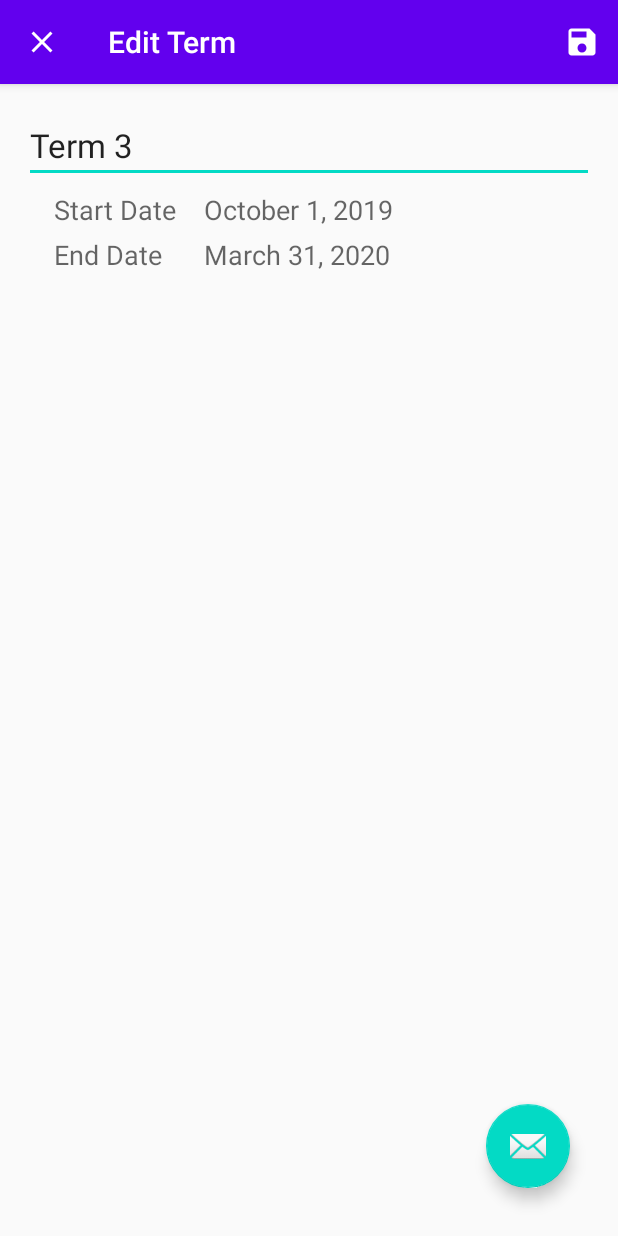
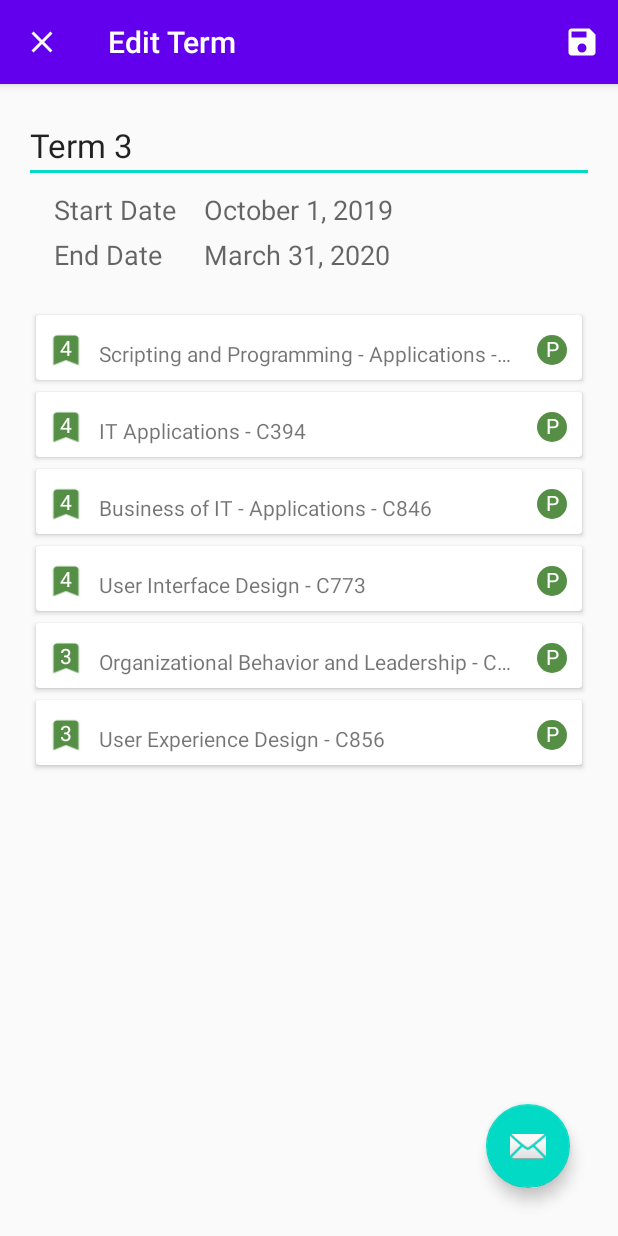
Before and after one commit to gengire/C196PA-v.02, an Android app: the TermsListActivity screen opened directly, with no data from a screen before it, after a tap on "Term 3", on a phone screen of 412 x 824 dp. Run offline under Robolectric (Android 15) with nearby library versions, the phone set to English and light mode, and no system bars; our stand-ins replace ButterKnife, Room's generated code; libraries missing offline, so code that uses them is left out: com.muddzdev.styleabletoast; 1 statement that could not run was skipped.

Commit message:
added courses to the term editor activity
implement delete and swipe as well.

```diff
--- a/app/src/main/java/edu/wgu/grimes/c196pa/MainActivity.java
+++ b/app/src/main/java/edu/wgu/grimes/c196pa/MainActivity.java
@@ -45,7 +45,6 @@ public class MainActivity extends AppCompatActivity {
     void termsClickHandler() {
         Intent intent = new Intent(MainActivity.this, TermsListActivity.class);
         startActivity(intent);
-        overridePendingTransition(R.anim.slide_in_right, R.anim.slide_out_left);
     }
 
     @OnClick(R.id.btn_add_sample_terms)
--- a/app/src/main/java/edu/wgu/grimes/c196pa/TermEditorActivity.java
+++ b/app/src/main/java/edu/wgu/grimes/c196pa/TermEditorActivity.java
@@ -1,38 +1,37 @@
 package edu.wgu.grimes.c196pa;
 
-import android.app.DatePickerDialog;
-import android.app.Dialog;
 import android.os.Bundle;
 import android.view.Gravity;
 import android.view.Menu;
 import android.view.MenuInflater;
 import android.view.MenuItem;
 import android.view.View;
-import android.widget.DatePicker;
 import android.widget.EditText;
 import android.widget.TextView;
 import android.widget.Toast;
 
 import androidx.annotation.NonNull;
-import androidx.annotation.Nullable;
 import androidx.appcompat.app.AppCompatActivity;
 import androidx.appcompat.widget.Toolbar;
 import androidx.fragment.app.DialogFragment;
 import androidx.lifecycle.ViewModelProvider;
+import androidx.recyclerview.widget.ItemTouchHelper;
+import androidx.recyclerview.widget.LinearLayoutManager;
 import androidx.recyclerview.widget.RecyclerView;
 
 import com.google.android.material.floatingactionbutton.FloatingActionButton;
 import com.google.android.material.snackbar.Snackbar;
+import com.muddzdev.styleabletoast.StyleableToast;
 
-import java.util.Calendar;
 import java.util.Date;
 
 import butterknife.BindView;
 import butterknife.ButterKnife;
 import butterknife.OnClick;
+import edu.wgu.grimes.c196pa.database.entities.CourseEntity;
 import edu.wgu.grimes.c196pa.utilities.DatePickerFragment;
-import edu.wgu.grimes.c196pa.utilities.StringUtils;
 import edu.wgu.grimes.c196pa.viewmodels.TermEditorViewModel;
+import edu.wgu.grimes.c196pa.viewmodels.adapters.CourseAdapter;
 
 import static edu.wgu.grimes.c196pa.utilities.Constants.TERM_ID_KEY;
 import static edu.wgu.grimes.c196pa.utilities.StringUtils.getFormattedDate;
@@ -58,6 +57,7 @@ public class TermEditorActivity extends AppCompatActivity {
 
     private Date startDate;
     private Date endDate;
+    private CourseAdapter mAdapter;
 
     @Override
     protected void onCreate(Bundle savedInstanceState) {
@@ -81,7 +81,23 @@ public class TermEditorActivity extends AppCompatActivity {
             }
         });
 
+        initRecyclerView();
         initViewModel();
+    }
+
+    private void initRecyclerView() {
+        mRecyclerViewCourseList.setLayoutManager(new LinearLayoutManager(this));
+        mRecyclerViewCourseList.setHasFixedSize(true);
+        mAdapter = new CourseAdapter();
+
+        mAdapter.setOnItemClickListener(course -> {
+//            Intent intent = new Intent(TermEditorActivity.this, CourseEditorActivity.class);
+//            intent.putExtra(Constants.COURSE_ID_KEY, course.getId());
+//            startActivity(intent);
+            StyleableToast.makeText(TermEditorActivity.this, course.getTitle() + " clicked", R.style.toast_message).show();
+        });
+        mRecyclerViewCourseList.setAdapter(mAdapter);
+        initSwipeDelete();
     }
 
     @Override
@@ -116,31 +132,19 @@ public class TermEditorActivity extends AppCompatActivity {
 
     private void initViewModel() {
 
-//        final Observer<List<CourseEntity>> coursesObserver = courseEntities -> {
-//            coursesData.clear();
-//            coursesData.addAll(courseEntities);
-//
-//            if (mAdapter == null) {
-//                mAdapter = new CoursesAdapter(coursesData, TermEditorActivity.this);
-//                mRecyclerViewCourseList.setAdapter(mAdapter);
-//            } else {
-//                mAdapter.notifyDataSetChanged();
-//            }
-//        };
-
         ViewModelProvider.Factory factory = new ViewModelProvider.AndroidViewModelFactory(getApplication());
         mViewModel = new ViewModelProvider(this, factory).get(TermEditorViewModel.class);
 
 //        mViewModel.mCourses.observe(this, coursesObserver);
 
         // update the view when the model is changed
-        mViewModel.mLiveTerm.observe(this, (termEntity) -> {
-            if (termEntity != null) {
+        mViewModel.mLiveTerm.observe(this, (term) -> {
+            if (term != null) {
                 if (!mEditing) {
-                    mTitle.setText(termEntity.getTitle());
+                    mTitle.setText(term.getTitle());
                 }
-                startDate = termEntity.getStartDate();
-                endDate = termEntity.getEndDate();
+                startDate = term.getStartDate();
+                endDate = term.getEndDate();
                 if (startDate != null) {
                     mStartDate.setText(getFormattedDate(startDate));
                 }
@@ -157,7 +161,25 @@ public class TermEditorActivity extends AppCompatActivity {
         } else {
             setTitle(getString(R.string.edit_term));
             int termId = extras.getInt(TERM_ID_KEY);
-            mViewModel.loadData(termId);
+            mViewModel.loadTerm(termId);
+            mViewModel.loadTermCourses(termId);
+            mViewModel.getTermCourses().observe(this, (courses) -> {
+                StyleableToast.makeText(TermEditorActivity.this, "courses updated", R.style.toast_message).show();
+                mAdapter.setCourses(courses);
+
+
+//            coursesData.clear();
+//            coursesData.addAll(courseEntities);
+//
+//            if (mAdapter == null) {
+//                mAdapter = new CoursesAdapter(coursesData, TermEditorActivity.this);
+//                mRecyclerViewCourseList.setAdapter(mAdapter);
+//            } else {
+//                mAdapter.notifyDataSetChanged();
+//            }
+
+            });
+
         }
 
     }
@@ -177,4 +199,31 @@ public class TermEditorActivity extends AppCompatActivity {
         finish();
     }
 
+    private void initSwipeDelete() {
+        new ItemTouchHelper(new ItemTouchHelper.SimpleCallback(0,
+                ItemTouchHelper.LEFT | ItemTouchHelper.RIGHT) {
+            @Override
+            public boolean onMove(@NonNull RecyclerView recyclerView, @NonNull RecyclerView.ViewHolder viewHolder, @NonNull RecyclerView.ViewHolder target) {
+                return false;
+            }
+
+            @Override
+            public void onSwiped(@NonNull RecyclerView.ViewHolder viewHolder, int direction) {
+                CourseEntity course = mAdapter.getCourseAt(viewHolder.getAdapterPosition());
+                String courseTitle = course.getTitle();
+
+                mViewModel.validateDeleteCourse(course,
+                        () -> { // success
+                            mViewModel.deleteCourse(course);
+                            String text = courseTitle + " Deleted";
+                            StyleableToast.makeText(TermEditorActivity.this, text, R.style.toast_message).show();
+                        }, () -> { // failure
+                            mAdapter.notifyItemChanged(viewHolder.getAdapterPosition());
+                            String text = courseTitle + " can't be deleted because it has courses associated with it";
+                            StyleableToast.makeText(TermEditorActivity.this, text, R.style.toast_validation_failure).show();
+                        });
+            }
+        }).attachToRecyclerView(mRecyclerViewCourseList);
+    }
+
 }
--- a/app/src/main/java/edu/wgu/grimes/c196pa/utilities/Constants.java
+++ b/app/src/main/java/edu/wgu/grimes/c196pa/utilities/Constants.java
@@ -3,6 +3,8 @@ package edu.wgu.grimes.c196pa.utilities;
 public class Constants {
     public static final String TERM_ID_KEY =
             "edu.wgu.grimes.c196pa.utilities.term_editor.term_id_key";
+    public static final String COURSE_ID_KEY =
+            "edu.wgu.grimes.c196pa.utilities.course_editor.term_id_key";
     public static final String EXTRA_ID =
             "edu.wgu.grimes.c196pa.utilities.term.editor.extra.id";
     public static final String EXTRA_TITLE =
--- a/app/src/main/java/edu/wgu/grimes/c196pa/viewmodels/TermEditorViewModel.java
+++ b/app/src/main/java/edu/wgu/grimes/c196pa/viewmodels/TermEditorViewModel.java
@@ -1,6 +1,7 @@
 package edu.wgu.grimes.c196pa.viewmodels;
 
 import android.app.Application;
+import android.os.AsyncTask;
 import android.text.TextUtils;
 
 import androidx.annotation.NonNull;
@@ -15,6 +16,8 @@ import java.util.concurrent.Executors;
 import edu.wgu.grimes.c196pa.database.AppRepository;
 import edu.wgu.grimes.c196pa.database.entities.CourseEntity;
 import edu.wgu.grimes.c196pa.database.entities.TermEntity;
+import edu.wgu.grimes.c196pa.database.entities.TermWithCourses;
+import edu.wgu.grimes.c196pa.utilities.ValidationCallback;
 
 import static edu.wgu.grimes.c196pa.utilities.StringUtils.getDate;
 
@@ -22,7 +25,7 @@ public class TermEditorViewModel extends AndroidViewModel {
 
     public MutableLiveData<TermEntity> mLiveTerm = new MutableLiveData<>();
 
-    public LiveData<List<CourseEntity>> mCourses;
+    private LiveData<List<CourseEntity>> mCourses;
 
     private AppRepository mRepository;
 
@@ -31,14 +34,17 @@ public class TermEditorViewModel extends AndroidViewModel {
     public TermEditorViewModel(@NonNull Application application) {
         super(application);
         mRepository = AppRepository.getInstance(getApplication());
-//        mCourses = mRepository.mCourses;
     }
 
-    public void loadData(int termId) {
+    public void loadTerm(int termId) {
         executor.execute(() -> {
             TermEntity term = mRepository.getTermById(termId);
             mLiveTerm.postValue(term);
         });
+    }
+
+    public void loadTermCourses(int termId) {
+        mCourses = mRepository.getCoursesByTermId(termId);
     }
 
     public void saveTerm(String title, String sDate, String eDate) {
@@ -59,4 +65,36 @@ public class TermEditorViewModel extends AndroidViewModel {
     public void deleteTerm() {
         mRepository.deleteTerm(mLiveTerm.getValue());
     }
+
+    public LiveData<List<CourseEntity>> getTermCourses() {
+        return mCourses;
+    }
+
+    public void deleteCourse(CourseEntity course) {
+        mRepository.deleteCourse(course);
+    }
+
+    public void validateDeleteCourse(CourseEntity course, ValidationCallback onSuccess, ValidationCallback onFailure) {
+        AsyncTask<Void, Void, Boolean> async = new AsyncTask<Void, Void, Boolean>() {
+            @Override
+            protected Boolean doInBackground(Void... voids) {
+//                TermWithCourses termWithCourses = mRepository.getTermWithCourses(term.getId());
+//                return !(termWithCourses != null && // we have a term with courses
+//                        termWithCourses.courses != null && // there are courses
+//                        !termWithCourses.courses.isEmpty()); // the courses are not empty
+                // TODO: implement validation for deleting courses
+                return true;
+            }
+
+            @Override
+            protected void onPostExecute(Boolean success) {
+                if (success) {
+                    onSuccess.callback();
+                } else {
+                    onFailure.callback();
+                }
+            }
+        };
+        async.execute();
+    }
 }
--- a/app/src/main/java/edu/wgu/grimes/c196pa/viewmodels/TermsListViewModel.java
+++ b/app/src/main/java/edu/wgu/grimes/c196pa/viewmodels/TermsListViewModel.java
@@ -30,7 +30,7 @@ public class TermsListViewModel extends AndroidViewModel {
         allTerms = mRepository.getAllTerms();
     }
 
-    public void delete(TermEntity term) {
+    public void deleteTerm(TermEntity term) {
         mRepository.deleteTerm(term);
     }
 
@@ -42,12 +42,11 @@ public class TermsListViewModel extends AndroidViewModel {
         return allTerms;
     }
 
-
     public void addSampleData() {
         mRepository.addSampleData();
     }
 
-    public void validateDelete(TermEntity term, ValidationCallback onSuccess, ValidationCallback onFailure) {
+    public void validateDeleteTerm(TermEntity term, ValidationCallback onSuccess, ValidationCallback onFailure) {
         AsyncTask<Void, Void, Boolean> async = new AsyncTask<Void, Void, Boolean>() {
             @Override
             protected Boolean doInBackground(Void... voids) {
--- /dev/null
+++ b/app/src/main/java/edu/wgu/grimes/c196pa/viewmodels/adapters/CourseAdapter.java
@@ -0,0 +1,85 @@
+package edu.wgu.grimes.c196pa.viewmodels.adapters;
+
+import android.view.LayoutInflater;
+import android.view.View;
+import android.view.ViewGroup;
+import android.widget.TextView;
+
+import androidx.annotation.NonNull;
+import androidx.recyclerview.widget.RecyclerView;
+
+import java.util.ArrayList;
+import java.util.List;
+
+import butterknife.BindView;
+import butterknife.ButterKnife;
+import edu.wgu.grimes.c196pa.R;
+import edu.wgu.grimes.c196pa.database.entities.CourseEntity;
+import edu.wgu.grimes.c196pa.database.entities.TermEntity;
+
+public class CourseAdapter extends RecyclerView.Adapter<CourseAdapter.ViewHolder> {
+
+    private List<CourseEntity> courses = new ArrayList<>();
+    private OnItemClickListener listener;
+
+    @NonNull
+    @Override
+    public CourseAdapter.ViewHolder onCreateViewHolder(@NonNull ViewGroup parent, int viewType) {
+        View itemView = LayoutInflater.from(parent.getContext())
+                .inflate(R.layout.course_item, parent, false);
+        return new ViewHolder(itemView);
+    }
+
+    @Override
+    public void onBindViewHolder(@NonNull CourseAdapter.ViewHolder holder, int position) {
+        CourseEntity currentCourse = courses.get(position);
+        String title = currentCourse.getTitle() + " - " + currentCourse.getCode();
+        holder.textViewTitle.setText(title);
+        holder.textViewCuAmount.setText(String.valueOf(currentCourse.getCompetencyUnits()));
+        //TODO: need to figure out how to get the assessments in here
+        //        holder.textViewAssessmentType.setText(currentcourse.get
+
+    }
+
+    @Override
+    public int getItemCount() {
+        return courses.size();
+    }
+
+    public void setCourses(List<CourseEntity> courses) {
+        this.courses = courses;
+        notifyDataSetChanged();
+    }
+
+    public CourseEntity getCourseAt(int position) {
+        return courses.get(position);
+    }
+
+    public class ViewHolder extends RecyclerView.ViewHolder {
+        private TextView textViewCuAmount;
+        private TextView textViewTitle;
+        private TextView textViewAssessmentType;
+
+        public ViewHolder(@NonNull View itemView) {
+            super(itemView);
+            textViewCuAmount = itemView.findViewById(R.id.text_view_cu_amount);
+            textViewTitle = itemView.findViewById(R.id.text_view_course_item_title);
+            textViewAssessmentType = itemView.findViewById(R.id.text_view_assessment_type);
+
+            itemView.setOnClickListener(view -> {
+                int position = getAdapterPosition();
+                if (listener != null && position != RecyclerView.NO_POSITION) {
+                    listener.onItemClick(courses.get(position));
+                }
+            });
+        }
+    }
+
+    public interface OnItemClickListener {
+        void onItemClick(CourseEntity term);
+    }
+
+    public void setOnItemClickListener(CourseAdapter.OnItemClickListener listener) {
+        this.listener = listener;
+    }
+}
--- /dev/null
+++ b/app/src/main/res/drawable/ic_assessment_complete.xml
@@ -0,0 +1,5 @@
+<vector android:height="24dp" android:tint="#558F45"
+    android:viewportHeight="24.0" android:viewportWidth="24.0"
+    android:width="24dp" xmlns:android="http://schemas.android.com/apk/res/android">
+    <path android:fillColor="#FF000000" android:pathData="M12,12m-10,0a10,10 0,1 1,20 0a10,10 0,1 1,-20 0"/>
+</vector>
--- /dev/null
+++ b/app/src/main/res/drawable/ic_assessment_not_complete.xml
@@ -0,0 +1,5 @@
+<vector android:height="24dp" android:tint="#9B9BA1"
+    android:viewportHeight="24.0" android:viewportWidth="24.0"
+    android:width="24dp" xmlns:android="http://schemas.android.com/apk/res/android">
+    <path android:fillColor="#FF000000" android:pathData="M12,2C6.47,2 2,6.47 2,12s4.47,10 10,10 10,-4.47 10,-10S17.53,2 12,2zM12,20c-4.41,0 -8,-3.59 -8,-8s3.59,-8 8,-8 8,3.59 8,8 -3.59,8 -8,8z"/>
+</vector>
--- /dev/null
+++ b/app/src/main/res/drawable/ic_course_complete.xml
@@ -0,0 +1,5 @@
+<vector android:height="24dp" android:tint="#558F45"
+    android:viewportHeight="24.0" android:viewportWidth="24.0"
+    android:width="24dp" xmlns:android="http://schemas.android.com/apk/res/android">
+    <path android:fillColor="#FF000000" android:pathData="M17,3H7c-1.1,0 -1.99,0.9 -1.99,2L5,21l7,-3 7,3V5c0,-1.1 -0.9,-2 -2,-2z"/>
+</vector>
--- /dev/null
+++ b/app/src/main/res/drawable/ic_course_not_complete.xml
@@ -0,0 +1,5 @@
+<vector android:height="24dp" android:tint="#9B9BA1"
+    android:viewportHeight="24.0" android:viewportWidth="24.0"
+    android:width="24dp" xmlns:android="http://schemas.android.com/apk/res/android">
+    <path android:fillColor="#FF000000" android:pathData="M17,3L7,3c-1.1,0 -1.99,0.9 -1.99,2L5,21l7,-3 7,3L19,5c0,-1.1 -0.9,-2 -2,-2zM17,18l-5,-2.18L7,18L7,5h10v13z"/>
+</vector>
--- a/app/src/main/res/layout/content_term_editor.xml
+++ b/app/src/main/res/layout/content_term_editor.xml
@@ -1,6 +1,7 @@
 <?xml version="1.0" encoding="utf-8"?>
 <LinearLayout xmlns:android="http://schemas.android.com/apk/res/android"
     xmlns:app="http://schemas.android.com/apk/res-auto"
+    xmlns:tools="http://schemas.android.com/tools"
     android:layout_width="match_parent"
     android:layout_height="match_parent"
     android:orientation="vertical"
@@ -68,13 +69,11 @@
             android:layout_gravity="end"
             android:hint="Select End Date" />
     </LinearLayout>
+
     <androidx.recyclerview.widget.RecyclerView
         android:id="@+id/recycler_view_course_list"
         android:layout_width="match_parent"
         android:layout_height="match_parent"
         android:layout_marginTop="20dp"
-        android:clickable="true"
-        android:focusable="true"
-        android:focusableInTouchMode="true"
-        android:scrollbars="vertical" />
+        tools:listitem="@layout/course_item" />
 </LinearLayout>
--- /dev/null
+++ b/app/src/main/res/layout/course_item.xml
@@ -0,0 +1,78 @@
+<?xml version="1.0" encoding="utf-8"?>
+<androidx.cardview.widget.CardView
+    xmlns:android="http://schemas.android.com/apk/res/android"
+    xmlns:app="http://schemas.android.com/apk/res-auto"
+    android:layout_width="match_parent"
+    android:layout_height="wrap_content"
+    android:layout_marginStart="8dp"
+    android:layout_marginTop="8dp"
+    android:layout_marginEnd="8dp">
+
+    <RelativeLayout
+        android:layout_width="match_parent"
+        android:layout_height="wrap_content"
+        android:padding="8dp">
+
+        <ImageView
+            android:id="@+id/image_view_cu_badge_background"
+            android:layout_width="wrap_content"
+            android:layout_height="wrap_content"
+            app:srcCompat="@drawable/ic_course_complete"
+            android:scaleY="1.1"
+            android:scaleX="1.2"
+            android:paddingTop="3dp"
+            android:layout_marginRight="10dp"
+            />
+
+        <TextView
+            android:id="@+id/text_view_cu_amount"
+            android:layout_width="wrap_content"
+            android:layout_height="wrap_content"
+            android:layout_alignLeft="@id/image_view_cu_badge_background"
+            android:layout_alignRight="@id/image_view_cu_badge_background"
+            android:layout_alignTop="@id/image_view_cu_badge_background"
+            android:layout_alignBottom="@id/image_view_cu_badge_background"
+            android:gravity="center"
+            android:text="4"
+            android:textColor="@color/color_badge_complete"
+            />
+
+        <TextView
+            android:id="@+id/text_view_course_item_title"
+            android:layout_width="wrap_content"
+            android:layout_height="wrap_content"
+            android:text="Scripting and Programming - Applications - C867"
+            android:layout_toRightOf="@id/image_view_cu_badge_background"
+            android:layout_toLeftOf="@id/image_view_assessment_badge_background"
+            android:layout_alignBottom="@id/text_view_cu_amount"
+            android:singleLine="true"
+            android:ellipsize="end"
+
+            />
+        <ImageView
+            android:id="@+id/image_view_assessment_badge_background"
+            android:layout_width="wrap_content"
+            android:layout_height="wrap_content"
+            app:srcCompat="@drawable/ic_assessment_complete"
+            android:layout_marginLeft="10dp"
+            android:layout_alignParentEnd="true"
+            android:paddingTop="3dp"
+            />
+
+        <TextView
+            android:id="@+id/text_view_assessment_type"
+            android:layout_width="wrap_content"
+            android:layout_height="wrap_content"
+            android:layout_alignLeft="@id/image_view_assessment_badge_background"
+            android:layout_alignRight="@id/image_view_assessment_badge_background"
+            android:layout_alignTop="@id/image_view_assessment_badge_background"
+            android:layout_alignBottom="@id/image_view_assessment_badge_background"
+            android:paddingTop="2dp"
+            android:gravity="center"
+            android:text="P"
+            android:textColor="@color/color_badge_complete"
+
+            />
+    </RelativeLayout>
+
+</androidx.cardview.widget.CardView>
--- a/app/src/main/res/values/colors.xml
+++ b/app/src/main/res/values/colors.xml
@@ -5,4 +5,5 @@
     <color name="colorAccent">#03DAC5</color>
     <color name="color_completed">#558F45</color>
     <color name="color_failed">#CC392E</color>
+    <color name="color_badge_complete">#FFF</color>
 </resources>
```
Also changed, not shown: app/src/main/java/edu/wgu/grimes/c196pa/TermsListActivity.java (+2 -8 lines), app/src/main/java/edu/wgu/grimes/c196pa/database/AppRepository.java (+13 -10 lines).
